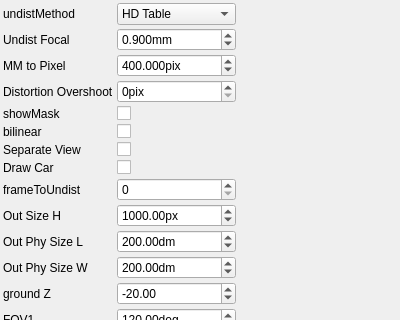
Above: applications/merger/ui/mergerControlWidget.ui from NickPenkrat/corecvs before the change; both pictures show x 0 to 400 and y 0 to 320 of the 400 by 552 pixel window. Below: the same form after it.
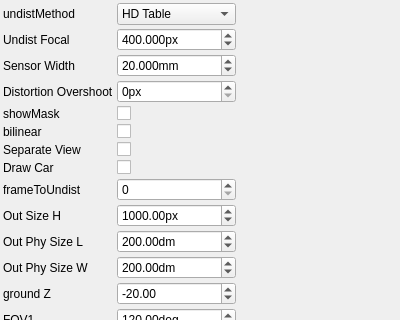
That is the form after the change. Custom widgets are drawn as their Qt base class.

What changed in the file:
```diff
--- a/applications/merger/ui/mergerControlWidget.ui
+++ b/applications/merger/ui/mergerControlWidget.ui
@@ -87,20 +87,20 @@
         <double>0.1</double>
        </property>
        <property name="value">
-        <double>0.9</double>
+        <double>400</double>
        </property>
        <property name="prefix">
         <string></string>
        </property>
        <property name="suffix">
-        <string>mm</string>
+        <string>px</string>
        </property>
      </widget>
     </item>
     <item row="2" column="0">
      <widget class="QLabel" name="label_2">
        <property name="text">
-         <string>MM to Pixel</string>
+         <string>Sensor Width</string>
        </property>
      </widget>
     </item>
@@ -122,13 +122,13 @@
         <double>0.1</double>
        </property>
        <property name="value">
-        <double>400</double>
+        <double>20</double>
        </property>
        <property name="prefix">
         <string></string>
        </property>
        <property name="suffix">
-        <string>pix</string>
+        <string>mm</string>
        </property>
      </widget>
     </item>
@@ -160,7 +160,7 @@
         <string></string>
        </property>
        <property name="suffix">
-        <string>pix</string>
+        <string>px</string>
        </property>
      </widget>
     </item>
```
Left out of the diff: 6 changed lines with no effect on the pictures.
